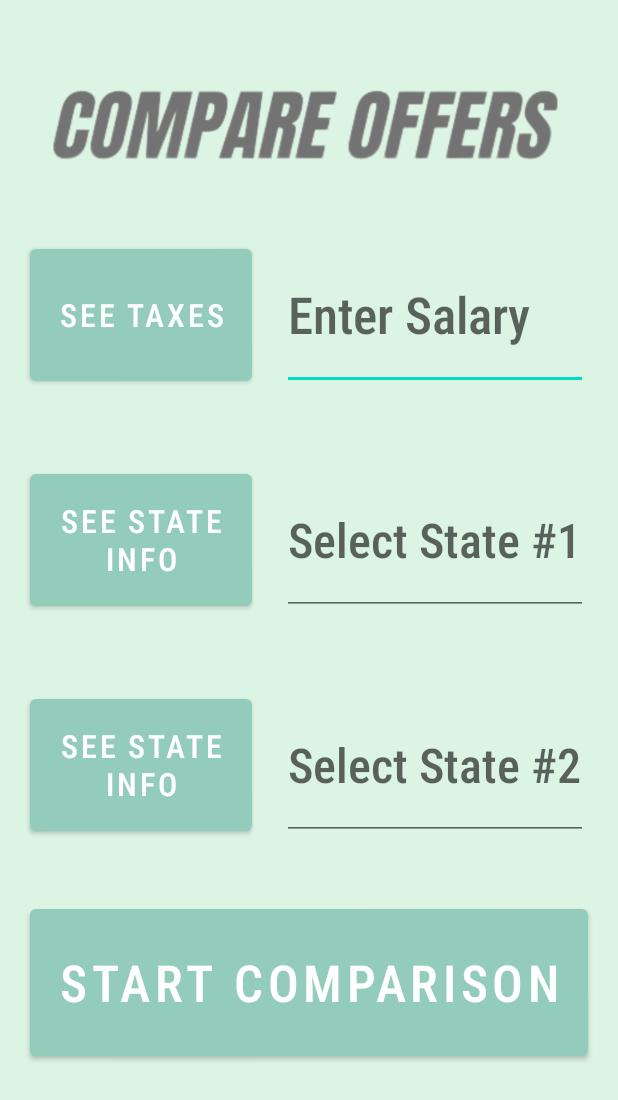
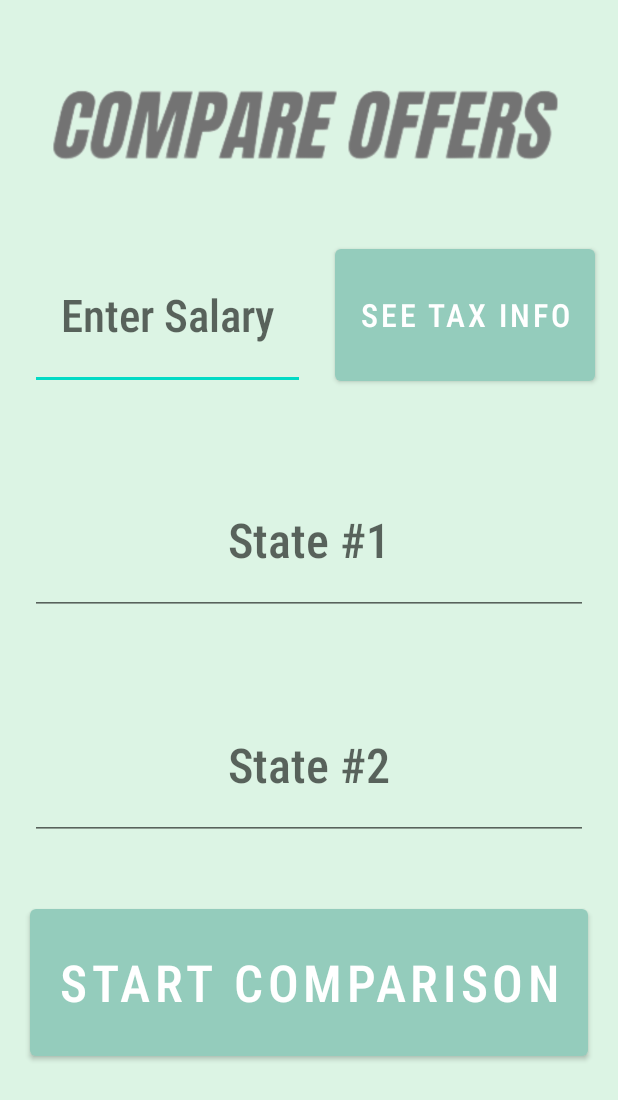
Before and after one commit to maiagervasone/PayScale, an Android app: the CompareOffersActivity screen opened directly, with no data from a screen before it, on a phone screen of 412 x 824 dp. Shown: the top 1100 px of the screen. Run offline under Robolectric (Android 15) with nearby library versions, the phone set to English and light mode, and no system bars; libraries missing offline, so code that uses them is left out: org.parceler.

Commit message:
Merged best of Julia and Greg so it doesn't break

```diff
--- a/app/src/main/AndroidManifest.xml
+++ b/app/src/main/AndroidManifest.xml
@@ -55,6 +55,7 @@
         <activity android:name=".Offer" />
         <activity android:name=".AddOfferActivity" />
         <activity android:name=".ViewByListActivity" />
+        <activity android:name=".TaxesActivity" android:exported="false" />
     </application>
 
 </manifest>
--- a/app/src/main/java/com/example/googlemapspractice/CompareOffersActivity.java
+++ b/app/src/main/java/com/example/googlemapspractice/CompareOffersActivity.java
@@ -28,8 +28,8 @@ public class CompareOffersActivity extends AppCompatActivity implements View.OnC
 
         // Get components
         Button seeTaxesButton = findViewById(R.id.seeTaxesButton);
-        Button seeStateOneInfoButton = findViewById(R.id.seeStateOneInfoButton);
-        Button seeStateTwoInfoButton = findViewById(R.id.seeStateTwoInfoButton);
+        //Button seeStateOneInfoButton = findViewById(R.id.seeStateOneInfoButton);
+        //Button seeStateTwoInfoButton = findViewById(R.id.seeStateTwoInfoButton);
         Button startComparisonButton = findViewById(R.id.startComparisonButton);
         EditText enterSalaryEditText = findViewById(R.id.enterSalaryEditText);
         stateOneAutoCompleteTextView = findViewById(R.id.firstStateACTV);
@@ -73,6 +73,16 @@ public class CompareOffersActivity extends AppCompatActivity implements View.OnC
                 startActivity(comparisonIntent);
             }
         });
+
+        // See taxes button
+        seeTaxesButton.setOnClickListener(new View.OnClickListener() {
+            @Override
+            public void onClick(View view) {
+                Intent taxIntent = new Intent(CompareOffersActivity.this, TaxesActivity.class);
+                taxIntent.putExtra("salary", Double.parseDouble(enterSalaryEditText.getText().toString()));
+                startActivity(taxIntent);
+            }
+        });
     }
 
     void assignId(Button btn,int id){
@@ -90,4 +100,5 @@ public class CompareOffersActivity extends AppCompatActivity implements View.OnC
             return;
         }
     }
+
 }
--- a/app/src/main/res/layout/activity_compare_offers.xml
+++ b/app/src/main/res/layout/activity_compare_offers.xml
@@ -30,16 +30,7 @@
             android:gravity="center_vertical"
             android:orientation="horizontal">
 
-            <Button
-                android:id="@+id/seeTaxesButton"
-                android:layout_width="110dp"
-                android:layout_height="100dp"
-                android:layout_marginStart="20dp"
-                android:layout_weight="0.25"
-                android:clickable="false"
-                android:text="See Taxes"
-                android:fontFamily="sans-serif-condensed-medium"
-                android:textSize="21sp" />
+
 
 
             <!--            <TextView-->
@@ -62,9 +53,22 @@
                 android:layout_weight="1"
                 android:ems="10"
                 android:hint="Enter Salary"
+                android:textAlignment="center"
                 android:fontFamily="sans-serif-condensed-medium"
                 android:inputType="textPersonName"
-                android:textSize="34sp" />
+                android:textSize="30sp" />
+
+            <Button
+                android:id="@+id/seeTaxesButton"
+                android:layout_width="140dp"
+                android:layout_height="100dp"
+                android:layout_marginRight="15dp"
+                android:layout_weight="0.25"
+                android:clickable="false"
+                android:text="See Tax Info"
+                android:fontFamily="sans-serif-condensed-medium"
+                android:textSize="21sp" />
+
         </LinearLayout>
 
         <LinearLayout
@@ -73,17 +77,6 @@
             android:layout_marginTop="50dp"
             android:gravity="center_vertical"
             android:orientation="horizontal">
-
-            <Button
-                android:id="@+id/seeStateOneInfoButton"
-                android:layout_width="110dp"
-                android:layout_height="100dp"
-                android:layout_marginStart="20dp"
-                android:layout_weight="0.25"
-                android:clickable="false"
-                android:text="See state info"
-                android:fontFamily="sans-serif-condensed-medium"
-                android:textSize="21sp" />
 
             <!--            <TextView-->
             <!--                android:id="@+id/stateOneTextView"-->
@@ -107,8 +100,8 @@
                 android:autoSizeStepGranularity="1sp"
                 android:autoSizeTextType="uniform"
                 android:completionThreshold="1"
-                android:gravity="center_vertical"
-                android:hint="Select State #1"
+                android:gravity="center"
+                android:hint="State #1"
                 android:fontFamily="sans-serif-condensed-medium"
                 android:maxLines="2"
                 android:textSize="32sp" />
@@ -120,17 +113,6 @@
             android:layout_marginTop="50dp"
             android:gravity="center_vertical"
             android:orientation="horizontal">
-
-            <Button
-                android:id="@+id/seeStateTwoInfoButton"
-                android:layout_width="110dp"
-                android:layout_height="100dp"
-                android:layout_marginStart="20dp"
-                android:layout_weight="0.25"
-                android:clickable="false"
-                android:text="See state info"
-                android:fontFamily="sans-serif-condensed-medium"
-                android:textSize="21sp" />
 
             <AutoCompleteTextView
                 android:id="@+id/secondStateACTV"
@@ -144,8 +126,8 @@
                 android:autoSizeStepGranularity="1sp"
                 android:autoSizeTextType="uniform"
                 android:completionThreshold="1"
-                android:gravity="center_vertical"
-                android:hint="Select State #2"
+                android:gravity="center"
+                android:hint="State #2"
                 android:fontFamily="sans-serif-condensed-medium"
                 android:maxLines="2"
                 android:textSize="32sp" />
--- a/app/src/main/res/layout/activity_view_by_list.xml
+++ b/app/src/main/res/layout/activity_view_by_list.xml
@@ -56,7 +56,7 @@
             android:fontFamily="sans-serif-condensed-medium"
             android:textColor="#737373"
             android:textSize="26dp"
-            android:layout_marginTop="250dp"
+            android:layout_marginTop="220dp"
             android:layout_marginBottom="20dp"/>
 
 
--- a/app/src/main/res/values/colors.xml
+++ b/app/src/main/res/values/colors.xml
@@ -7,4 +7,6 @@
     <color name="teal_700">#FF018786</color>
     <color name="black">#FF000000</color>
     <color name="white">#FFFFFFFF</color>
+    <color name="green">#90EE90</color>
+    <color name="red">#EE4B2B</color>
 </resources>
```
Also changed, not shown: app/src/main/java/com/example/googlemapspractice/ComparisonActivity.java (+76 -4 lines), app/src/main/java/com/example/googlemapspractice/TaxesActivity.java (added, +97 -0 lines), app/src/main/res/drawable/text_box.xml (added, +10 -0 lines), app/src/main/res/layout/activity_taxes.xml (added, +99 -0 lines).
